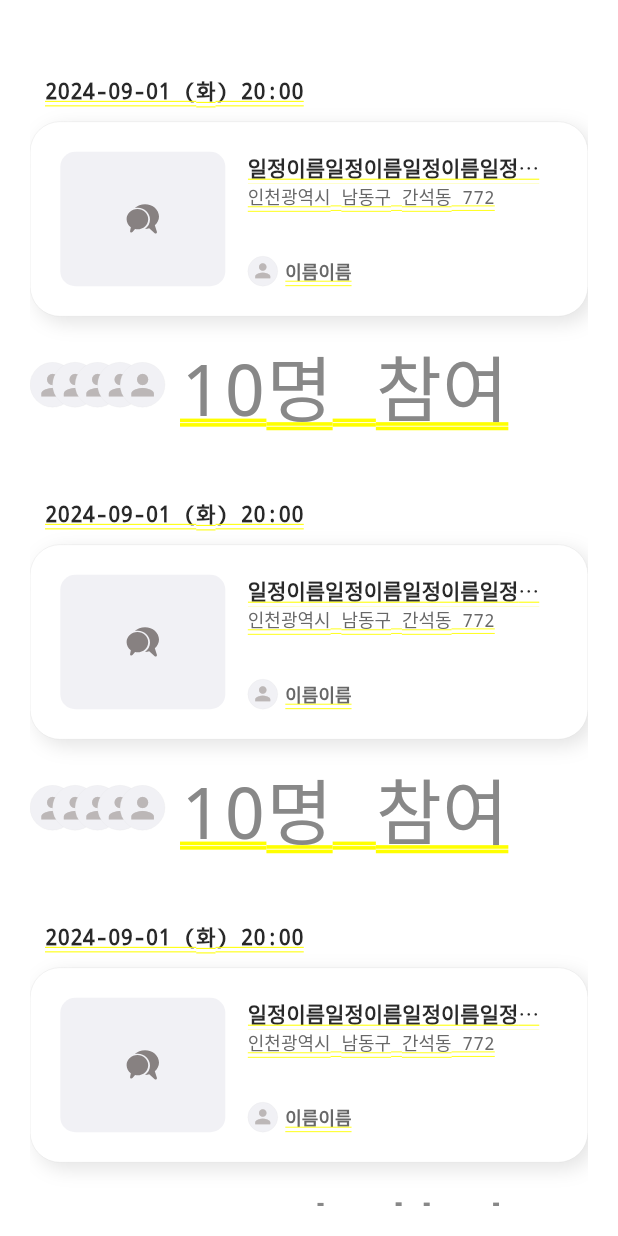
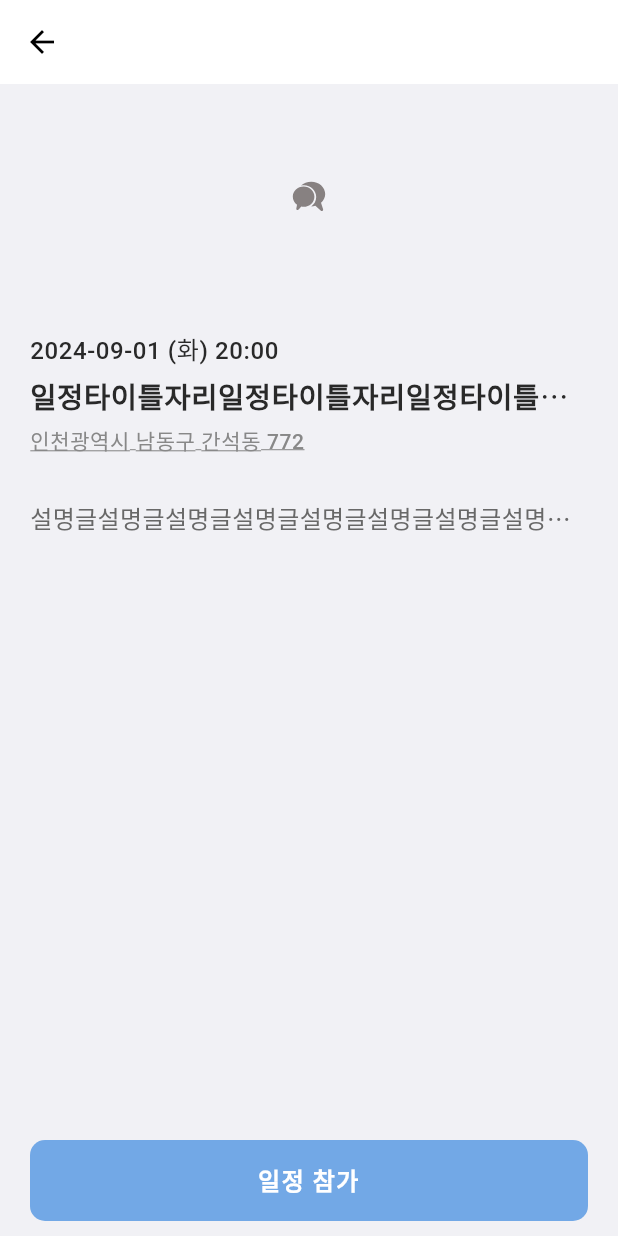
Before and after one commit to KIMSEUNGWO/SportApp_Flutter, a Flutter app: the ClubDetailMeetingWidget screen opened directly with empty values, after a tap on "일정이름일정이름일정이름일정이름일정이름", on a phone screen of 412 x 824 dp. Run offline on Flutter 3.47's test engine with Material 3 defaults, Android fonts, the phone set to English and light mode, and no system bars; our stand-ins replace carousel_slider, easy_localization, flutter_riverpod, flutter_secure_storage, flutter_svg, go_router and 6 more; missing offline and left inert: flutter_line_sdk; accounts and stored records are empty; network calls fail; Roboto replaces fonts that are missing (Pretendard); project files that could hold a hidden picture were left out.

Commit message:
feat : 일정 UI 구현중

```diff
--- a/lib/main.dart
+++ b/lib/main.dart
@@ -9,7 +9,6 @@ import 'package:flutter_sport/widgets/pages/groupdetails/club_detail_page.dart';
 import 'package:flutter_sport/widgets/pages/search_page.dart';
 
 import 'package:go_router/go_router.dart';
-import 'package:flutter_screenutil/flutter_screenutil.dart';
 import 'package:flutter_line_sdk/flutter_line_sdk.dart';
 import 'package:easy_localization/easy_localization.dart';
 import 'package:flutter_riverpod/flutter_riverpod.dart';
@@ -23,9 +22,6 @@ void main() async {
 
   // 언어팩
   await EasyLocalization.ensureInitialized();
-
-  // iOS 시뮬레이터 스크린 사이즈 보정
-  await ScreenUtil.ensureScreenSize();
 
   runApp(
     EasyLocalization(
@@ -119,7 +115,7 @@ class _AppState extends ConsumerState<App> {
       cardColor: currentCardColor,
       textTheme: TextTheme(
         displayLarge: TextStyle(
-          fontSize: 21,
+          fontSize: 19,
         ),
         displayMedium: TextStyle(
           fontSize: 16,
--- a/lib/widgets/pages/groupdetails/club_detail_meeting_page.dart
+++ b/lib/widgets/pages/groupdetails/club_detail_meeting_page.dart
@@ -4,6 +4,7 @@ import 'dart:math';
 import 'package:flutter/cupertino.dart';
 import 'package:flutter/material.dart';
 import 'package:flutter/widgets.dart';
+import 'package:flutter_sport/api/googlemaps/google_maps.dart';
 import 'package:flutter_sport/common/navigator_helper.dart';
 import 'package:flutter_sport/common/open_app.dart';
 import 'package:flutter_sport/main.dart';
@@ -11,6 +12,7 @@ import 'package:flutter_sport/models/club/authority.dart';
 import 'package:flutter_sport/models/club/club_data.dart';
 import 'package:flutter_sport/models/common/user_profile.dart';
 import 'package:flutter_sport/models/response_user.dart';
+import 'package:flutter_sport/widgets/pages/meeting/meeting_detail_page.dart';
 
 class ClubDetailMeetingWidget extends StatefulWidget {
 
@@ -112,7 +114,12 @@ class _ClubDetailMeetingWidgetState extends State<ClubDetailMeetingWidget> with
                       ),
                       GestureDetector(
                         onTap: () {
-
+                          NavigatorHelper.push(context,
+                            MeetingDetailWidget(
+                              clubId: widget.club.id,
+                              meetingId: 1,
+                            ),
+                          );
                         },
                         child: Container(
                           height: 130,
--- /dev/null
+++ b/lib/widgets/pages/meeting/meeting_detail_page.dart
@@ -0,0 +1,134 @@
+
+
+import 'package:flutter/cupertino.dart';
+import 'package:flutter/material.dart';
+import 'package:flutter_sport/models/common/user_profile.dart';
+import 'package:flutter_sport/widgets/lists/user_list_widget.dart';
+
+class MeetingDetailWidget extends StatefulWidget {
+
+  final int clubId;
+  final int meetingId;
+
+  const MeetingDetailWidget({super.key, required this.clubId, required this.meetingId});
+
+
+  @override
+  State<MeetingDetailWidget> createState() => _MeetingDetailWidgetState();
+}
+
+class _MeetingDetailWidgetState extends State<MeetingDetailWidget> {
+  @override
+  Widget build(BuildContext context) {
+    return Scaffold(
+      appBar: AppBar(
+        scrolledUnderElevation: 0,
+        backgroundColor: Theme.of(context).colorScheme.background,
+      ),
+      body: SingleChildScrollView(
+        child: Column(
+          crossAxisAlignment: CrossAxisAlignment.start,
+          children: [
+            clubImage(context, width: double.infinity, height: 150, image: null),
+
+            // 일시, 제목, 주소
+            Padding(
+              padding: const EdgeInsets.symmetric(horizontal: 20, vertical: 15),
+              child: Column(
+                crossAxisAlignment: CrossAxisAlignment.start,
+                children: [
+                  Text('2024-09-01 (화) 20:00',
+                    overflow: TextOverflow.ellipsis,
+                    style: TextStyle(
+                        color: Theme.of(context).colorScheme.primary,
+                        fontWeight: FontWeight.w500,
+                        fontSize: Theme.of(context).textTheme.displayMedium!.fontSize,
+                        letterSpacing: 0.4,
+                    ),
+                  ),
+                  Text('일정타이틀자리일정타이틀자리일정타이틀자리일정타이틀자리일정타이틀자리',
+                    overflow: TextOverflow.ellipsis,
+                    style: TextStyle(
+                      color: Theme.of(context).colorScheme.primary,
+                      fontWeight: FontWeight.w600,
+                      fontSize: Theme.of(context).textTheme.displayLarge!.fontSize,
+                      letterSpacing: 0.4,
+                      height: 2
+                    ),
+                  ),
+                  Text('인천광역시 남동구 간석동 772',
+                    overflow: TextOverflow.ellipsis,
+                    style: TextStyle(
+                      fontSize: Theme.of(context).textTheme.bodyLarge!.fontSize,
+                      fontWeight: FontWeight.w500,
+                      color: Theme.of(context).colorScheme.tertiary,
+                      letterSpacing: 0.4,
+                      decoration: TextDecoration.underline,
+                      decorationColor: Theme.of(context).colorScheme.tertiary,
+                    ),
+                  ),
+
+                ],
+              ),
+            ),
+
+            // 설명글
+            Container(
+              constraints: const BoxConstraints(
+                minHeight: 250
+              ),
+              padding: const EdgeInsets.symmetric(horizontal: 20, vertical: 15),
+              child: Text('설명글설명글설명글설명글설명글설명글설명글설명글설명글설명글설명글설명글설명글설명글설명글설명글설명글설명글설명글설명글설명글',
+                overflow: TextOverflow.ellipsis,
+                style: TextStyle(
+                  color: Theme.of(context).colorScheme.secondary,
+                  fontSize: Theme.of(context).textTheme.displayMedium!.fontSize,
+                  fontWeight: FontWeight.w500
+                ),
+              ),
+            ),
+
+            Container(
+              padding: const EdgeInsets.symmetric(vertical: 15),
+              height: 30,
+              decoration: BoxDecoration(
+                color: Theme.of(context).colorScheme.outline,
+              ),
+            ),
+
+
+            Padding(
+              padding: const EdgeInsets.symmetric(horizontal: 20, vertical: 15),
+              child: ListView(
+                shrinkWrap: true,
+                physics: const NeverScrollableScrollPhysics(),
+                children: [
+                ],
+              ),
+            )
+          ],
+        ),
+      ),
+      bottomNavigationBar: SafeArea(
+        child: Container(
+          width: double.infinity,
+          margin: const EdgeInsets.symmetric(horizontal: 20, vertical: 10),
+          padding: const EdgeInsets.symmetric(vertical: 15),
+          decoration: BoxDecoration(
+            borderRadius: BorderRadius.circular(10),
+            color: Theme.of(context).colorScheme.onPrimary
+          ),
+          child: Text('일정 참가',
+            style: TextStyle(
+              color: Colors.white,
+              fontSize: Theme.of(context).textTheme.displayMedium!.fontSize,
+              fontWeight: FontWeight.w600,
+              letterSpacing: 1
+            ),
+            textAlign: TextAlign.center,
+          ),
+        ),
+      ),
+    );
+  }
+}
--- a/pubspec.yaml
+++ b/pubspec.yaml
@@ -30,7 +30,7 @@ dev_dependencies:
   image_picker: ^1.1.2 # 갤러리 이미지 선택
   go_router: ^14.2.1 # 라우터
   image_cropper: ^7.1.0 # 이미지 편집
-  flutter_screenutil: ^5.9.3 # iOS 시뮬레이터 사이즈 보정
+  google_maps_flutter: ^2.6.1 # 구글맵스
 
 flutter:
   uses-material-design: true
```
Also changed, not shown: lib/api/googlemaps/google_maps.dart (added, +54 -0 lines), lib/common/open_app.dart (+4 -4 lines), lib/widgets/lists/user_list_widget.dart (added, +33 -0 lines), pubspec.lock, 4 other files.
